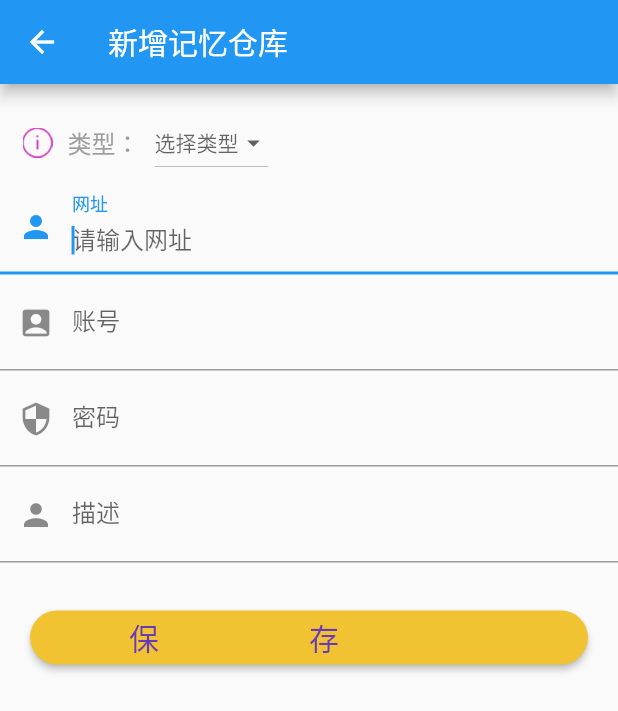
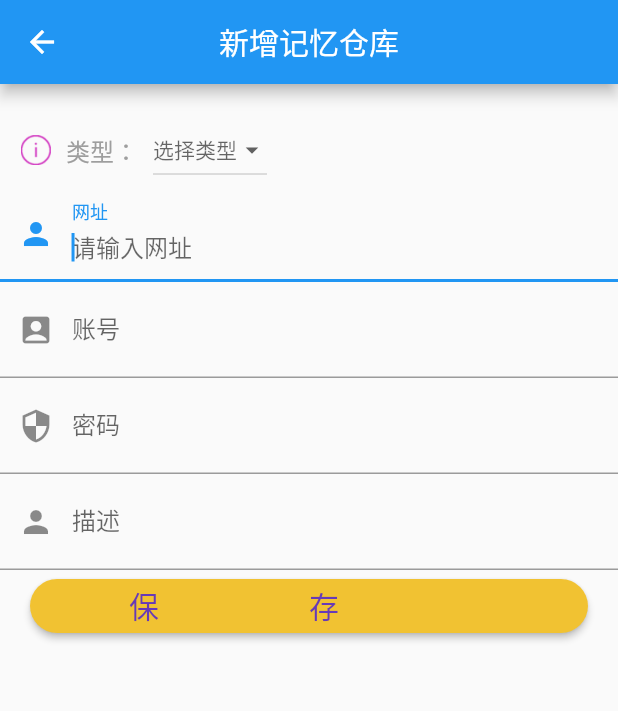
Before and after one commit to thumb0422/memory_project, a Flutter app: the AddPage screen opened directly, on a phone screen of 412 x 824 dp. Shown: the top 711 px of the screen. Run offline on Flutter 3.47's test engine with Material 2 defaults, Android fonts, the phone set to English and light mode, and no system bars; missing offline and left inert: groovin_material_icons; statements that could not run were skipped.

Commit message:
update layout

```diff
--- a/lib/page/addPage.dart
+++ b/lib/page/addPage.dart
@@ -24,16 +24,17 @@ class AddPage extends StatelessWidget {
     return Scaffold(
       appBar: AppBar(
         title: Text('新增记忆仓库'),
+        centerTitle: true,
       ),
-      body: Container(
-        padding: const EdgeInsets.only(top: 15.0),
-        alignment: Alignment.centerLeft,
-        child: Column(
+      body: Column(
         children: <Widget>[
+          SizedBox(
+            height: 20,
+          ),
           Row(
             children: <Widget>[
-                Container(
-                  padding: EdgeInsets.only(left: 15),
+              SizedBox(
+                width: 14,
               ),
               Image(
                 image: AssetImage('images/about.png'),
@@ -41,8 +42,8 @@ class AddPage extends StatelessWidget {
                 width: 20,
                 height: 20,
               ),
-                Container(
-                  padding: EdgeInsets.only(left: 10),
+              SizedBox(
+                width: 10,
               ),
               Text(
                 '类型：',
@@ -51,8 +52,8 @@ class AddPage extends StatelessWidget {
                   fontSize: 16.0,
                 ),
               ),
-                Container(
-                  padding: EdgeInsets.only(left: 10),
+              SizedBox(
+                width: 10,
               ),
               MyDropdownButton()
             ],
@@ -112,7 +113,7 @@ class AddPage extends StatelessWidget {
           ),
           Row(children: <Widget>[
             Container(
-                padding: EdgeInsets.only(left: 20, top: 100),
+              padding: EdgeInsets.only(left: 20),
             ),
             Expanded(
               flex: 1,
@@ -140,7 +141,6 @@ class AddPage extends StatelessWidget {
           ])
         ],
       ),
-      ),
     );
   }
 }
```
Lines whose indentation alone changed are shown as unchanged.
